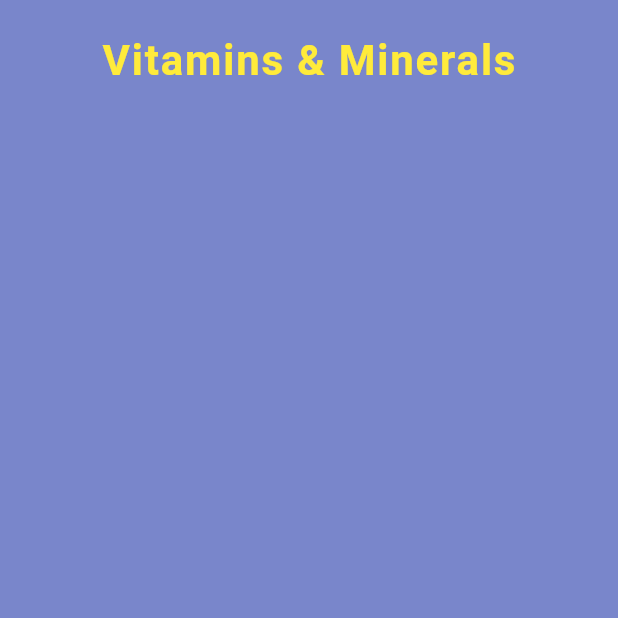
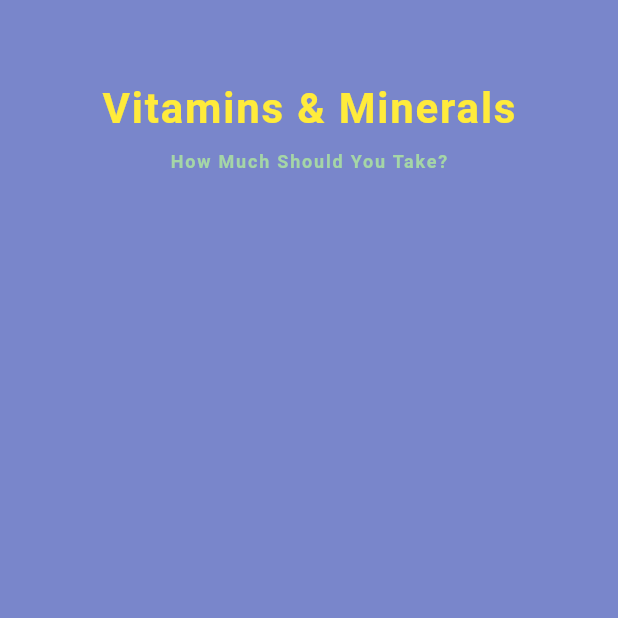
Before and after one commit to JAICHANGPARK/flutter_notebook_2nd_story, a Flutter app: the screen it shows after launch, on a phone screen of 412 x 824 dp, the top half of it. Run offline on Flutter 3.47's test engine with Material 2 defaults, Android fonts, the phone set to English and light mode, and no system bars; our stand-ins replace avatar_glow, badges, bubble_bottom_bar, camera, fluttertoast, google_maps_flutter and 2 more; missing offline and left inert: flutter_particles, snappable.

Commit message:
Update main_page.dart

```diff
--- a/lib/healthy_recipes/main_page.dart
+++ b/lib/healthy_recipes/main_page.dart
@@ -26,6 +26,7 @@ class _StateRecipesPage extends State<RecipesPage> {
             left: 0,
             right: 0,
             child: Container(
+              padding: EdgeInsets.only(top: 32, left: 24, right: 24),
               height: MediaQuery.of(context).size.height / 3,
               child: Column(
                 children: <Widget>[
@@ -36,7 +37,18 @@ class _StateRecipesPage extends State<RecipesPage> {
                         fontSize: 28,
                         fontWeight: FontWeight.bold,
                         letterSpacing: 1.2),
-                  )
+                  ),
+                  SizedBox(
+                    height: 12,
+                  ),
+                  Text(
+                    "How Much Should You Take?",
+                    style: TextStyle(
+                        color: Colors.green[200],
+                        fontSize: 12,
+                        fontWeight: FontWeight.bold,
+                        letterSpacing: 1.2),
+                  ),
                 ],
               ),
             ),
```
